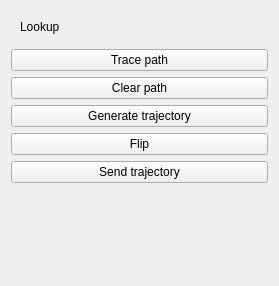
Above: TrajectoryGenerator/RobotTrajectoryGenerator/Resources/UI/RobotTrajectoryGenerator.ui from LauraConnolly/RobotTrajectoryTrace before the change. Below: the same form after it.
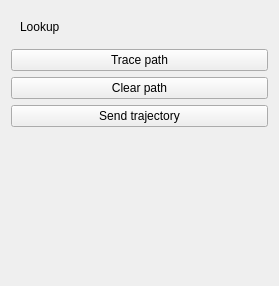
That is the form after the change. Custom widgets are drawn as their Qt base class.

Commit message: Updated the trace path functionality, removed unused buttons, delete path and retrace works now - you can send a different trajectory.

```diff
--- a/TrajectoryGenerator/RobotTrajectoryGenerator/Resources/UI/RobotTrajectoryGenerator.ui
+++ b/TrajectoryGenerator/RobotTrajectoryGenerator/Resources/UI/RobotTrajectoryGenerator.ui
@@ -65,20 +65,6 @@
      </property>
     </widget>
    </item>
-   <item>
-    <widget class="QPushButton" name="generateTrajectoryButton">
-     <property name="text">
-      <string>Generate trajectory</string>
-     </property>
-    </widget>
-   </item>
-   <item>
-    <widget class="QPushButton" name="flipButton">
-     <property name="text">
-      <string>Flip</string>
-     </property>
-    </widget>
-   </item>
    <item>
     <widget class="QPushButton" name="sendPoseArrayButton">
      <property name="text">
```
The commit also changes 1 other file.
